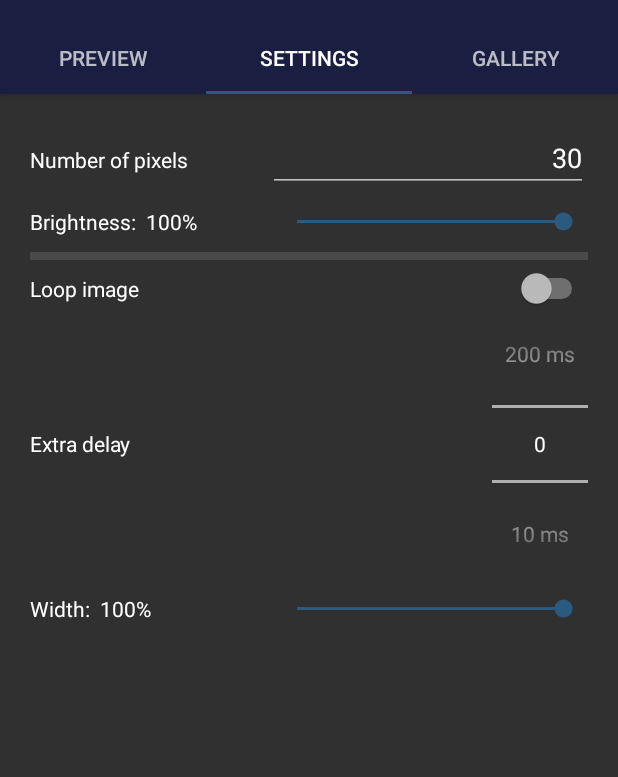
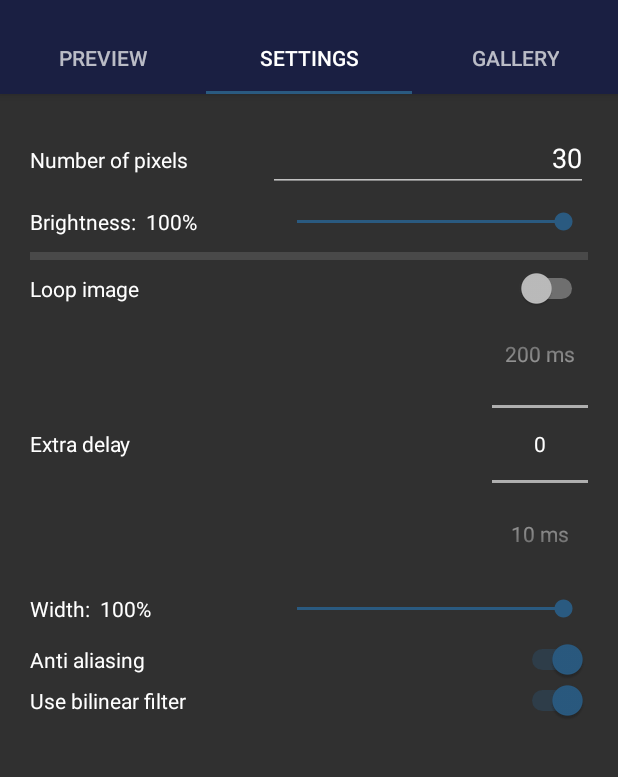
Before and after one commit to Lorentz83/alps, an Android app: the screen it shows after launch (MainActivity), tab 2 chosen, on a phone screen of 412 x 824 dp, the part 62-839 px from its top. Run offline under Robolectric (Android 15) with nearby library versions, the phone set to English and light mode, and no system bars.

Commit message:
Added options to use bilinear filter or anti aliasing when scaling images.
Also, bumped gradle version.

```diff
--- a/android_app/ALPS/app/build.gradle
+++ b/android_app/ALPS/app/build.gradle
@@ -9,6 +9,9 @@ android {
         versionCode 1
         versionName "1.0"
         testInstrumentationRunner "androidx.test.runner.AndroidJUnitRunner"
+
+        renderscriptTargetApi 18
+        renderscriptSupportModeEnabled true
     }
     buildTypes {
         release {
--- a/android_app/ALPS/app/src/main/java/com/github/lorentz83/alps/Preferences.java
+++ b/android_app/ALPS/app/src/main/java/com/github/lorentz83/alps/Preferences.java
@@ -33,6 +33,8 @@ public class Preferences {
     private static final String WAIT_TIME_MS = "wait_time_ms";
     private static final String STICK_BRIGHTNESS = "stick_brightness";
     private static final String WIDTH_MULTIPLIER = "width_multiplier";
+    private static final String USE_BILINEAR_FILTER = "use_bilinear_filter";
+    private static final String ANTI_ALIASING = "anti_aliasing";
 
     private final SharedPreferences _sharedPref;
     private static Preferences _instance;
@@ -121,4 +123,23 @@ public class Preferences {
         return _dev;
     }
 
+    public boolean getUseBilinearFilter(){
+         return _sharedPref.getBoolean(USE_BILINEAR_FILTER, true);
+    }
+
+    public void setUseBilinearFilter(boolean checked){
+        SharedPreferences.Editor editor = _sharedPref.edit();
+        editor.putBoolean(USE_BILINEAR_FILTER, checked);
+        editor.apply();
+    }
+
+    public boolean getAntiAliasing(){
+        return _sharedPref.getBoolean(ANTI_ALIASING, true);
+    }
+
+    public void setAntiAliasing(boolean val){
+        SharedPreferences.Editor editor = _sharedPref.edit();
+        editor.putBoolean(ANTI_ALIASING, val);
+        editor.apply();
+    }
 }
--- a/android_app/ALPS/app/src/main/java/com/github/lorentz83/alps/ui/MyPagerAdapter.java
+++ b/android_app/ALPS/app/src/main/java/com/github/lorentz83/alps/ui/MyPagerAdapter.java
@@ -126,7 +126,7 @@ public class MyPagerAdapter extends FragmentPagerAdapter {
             @Override
             public void onPageSelected(int position) {
                 if (_fragments[position].fragment == _previewFragment) {
-                    // TODO: ti would be nice to decouple better this.
+                    // TODO: it would be nice to decouple better this.
                     _previewFragment.updatePreview();
                 }
             }
--- a/android_app/ALPS/app/src/main/java/com/github/lorentz83/alps/ui/fragments/SettingsFragment.java
+++ b/android_app/ALPS/app/src/main/java/com/github/lorentz83/alps/ui/fragments/SettingsFragment.java
@@ -125,6 +125,14 @@ public class SettingsFragment extends Fragment {
         });
         width.setProgress(Math.round(_sharedPref.getWidthMultiplier() * 100));
 
+        Switch useBilinear = root.findViewById(R.id.bilinear_filter_switch);
+        useBilinear.setChecked(_sharedPref.getUseBilinearFilter());
+        useBilinear.setOnCheckedChangeListener((buttonView, isChecked) -> _sharedPref.setUseBilinearFilter(isChecked));
+
+        Switch antialiasing = root.findViewById(R.id.anti_alias_switch);
+        antialiasing.setChecked(_sharedPref.getAntiAliasing());
+        antialiasing.setOnCheckedChangeListener((buttonView, isChecked) -> _sharedPref.setAntiAliasing(isChecked));
+
         return root;
     }
 }
--- a/android_app/ALPS/app/src/main/res/layout/content_settings.xml
+++ b/android_app/ALPS/app/src/main/res/layout/content_settings.xml
@@ -107,5 +107,16 @@
             android:layout_weight="1" />
     </LinearLayout>
 
+    <Switch
+        android:id="@+id/anti_alias_switch"
+        android:layout_width="match_parent"
+        android:layout_height="wrap_content"
+        android:text="@string/anti_aliasing" />
+
+    <Switch
+        android:id="@+id/bilinear_filter_switch"
+        android:layout_width="match_parent"
+        android:layout_height="wrap_content"
+        android:text="@string/use_bilinear_filter" />
 
 </LinearLayout>
--- a/android_app/ALPS/app/src/main/res/values/strings.xml
+++ b/android_app/ALPS/app/src/main/res/values/strings.xml
@@ -58,4 +58,6 @@
     </string>
     <string name="action_edit_image">Edit...</string>
     <string name="title_activity_edit_image">Edit image</string>
+    <string name="anti_aliasing">Anti aliasing</string>
+    <string name="use_bilinear_filter">Use bilinear filter</string>
 </resources>
--- a/android_app/ALPS/build.gradle
+++ b/android_app/ALPS/build.gradle
@@ -7,7 +7,7 @@ buildscript {
 
     }
     dependencies {
-        classpath 'com.android.tools.build:gradle:7.1.0'
+        classpath 'com.android.tools.build:gradle:7.2.0'
 
         // NOTE: Do not place your application dependencies here; they belong
         // in the individual module build.gradle files
```
Also changed, not shown: android_app/ALPS/app/src/main/java/com/github/lorentz83/alps/ui/fragments/PreviewFragment.java (+34 -9 lines), android_app/ALPS/gradle/wrapper/gradle-wrapper.properties.
